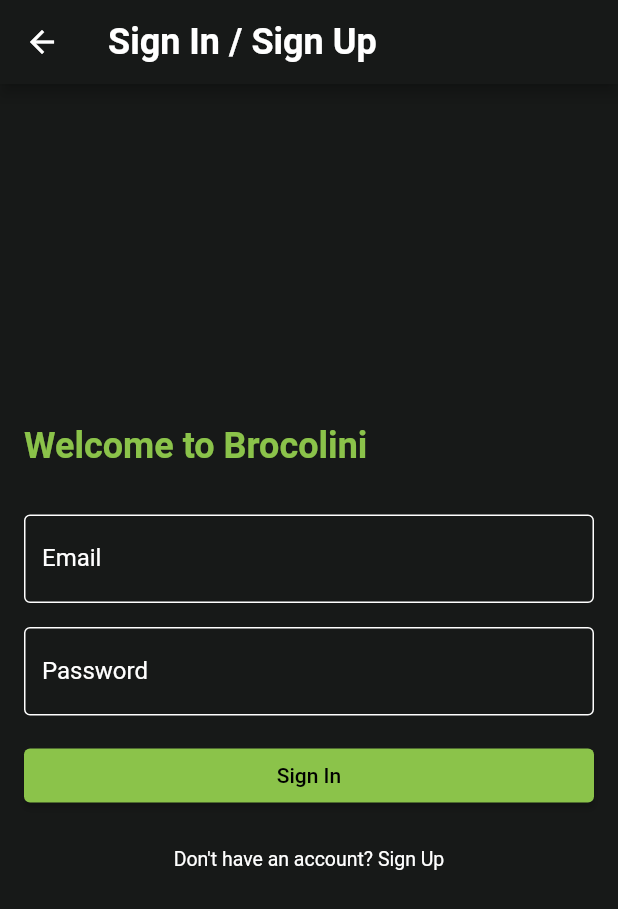
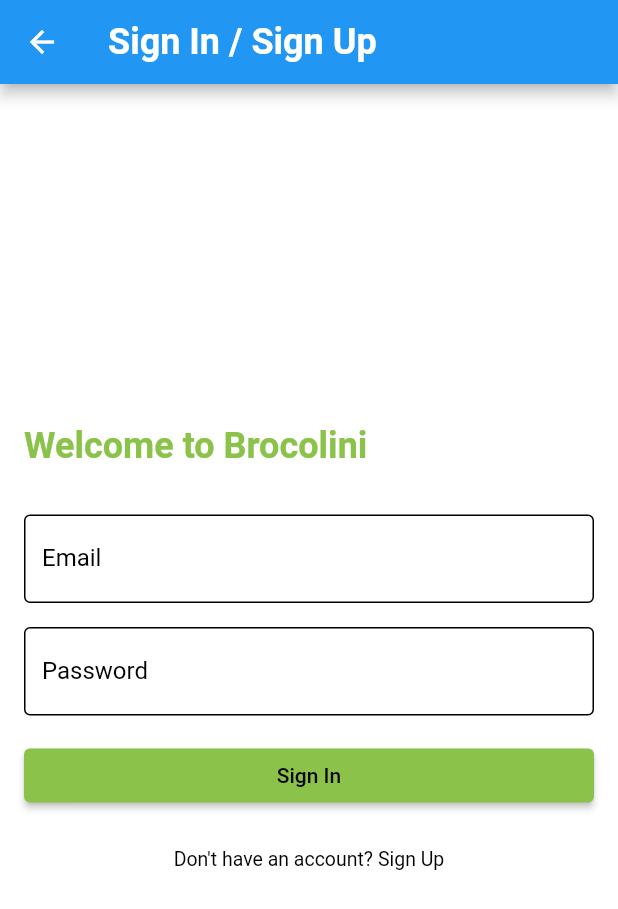
Before and after one commit to Djo111/bricolini, a Flutter app: the screen it shows after launch, after a tap on "Identify", on a phone screen of 412 x 824 dp. Shown: the top 909 px of the screen. Run offline on Flutter 3.47's test engine with Material 2 defaults, Android fonts, the phone set to English and light mode, and no system bars; our stand-ins replace flutter_map, flutter_spinbox, geocoding, geolocator, image_picker, latlong2; missing offline and left inert: jwt_decode; network calls fail.

Commit message:
workflow design update

```diff
--- a/Front/lib/scenes/booking_offer_page.dart
+++ b/Front/lib/scenes/booking_offer_page.dart
@@ -19,7 +19,7 @@ class _BookingOfferPageState extends State<BookingOfferPage> {
     var url = Uri.parse(
         'http://localhost:3000/offer/$id'); // update with your endpoint url
     var response =
-        await http.patch(url, body: {"id_recyclingCenter": s, "selected": "1"});
+    await http.patch(url, body: {"id_recyclingCenter": s, "selected": "1"});
 
     if (response.statusCode == 200 || response.statusCode == 201) {
       print('Offer updated successfully');
@@ -31,10 +31,10 @@ class _BookingOfferPageState extends State<BookingOfferPage> {
   @override
   Widget build(BuildContext context) {
     return Scaffold(
-      backgroundColor: const Color(0xFF171918),
+      backgroundColor: Colors.white,
       appBar: AppBar(
         title: const Text('Booking Offer'),
-        backgroundColor: const Color(0xFF171918),
+        backgroundColor: Colors.blue,
       ),
       body: Center(
         child: Column(
--- a/Front/lib/scenes/my_app.dart
+++ b/Front/lib/scenes/my_app.dart
@@ -1,5 +1,3 @@
-import 'package:bricoloni_v2/pages/SimpleUserProfile.dart';
-import 'package:bricoloni_v2/scenes/home_page.dart';
 import 'package:bricoloni_v2/scenes/welcomePage.dart';
 import 'package:flutter/material.dart';
 
--- a/Front/lib/scenes/sign_in_page.dart
+++ b/Front/lib/scenes/sign_in_page.dart
@@ -105,9 +105,9 @@ class _SignInPageState extends State<SignInPage> {
   @override
   Widget build(BuildContext context) {
     return Scaffold(
-      backgroundColor: const Color(0xFF171918),
+      backgroundColor: Colors.white,
       appBar: AppBar(
-        backgroundColor: const Color(0xFF171918),
+        backgroundColor: Colors.blue,
         title: const Text(
           'Sign In / Sign Up',
           style: TextStyle(
@@ -135,22 +135,22 @@ class _SignInPageState extends State<SignInPage> {
             TextField(
               controller: _emailController, // Use the email controller
               style: const TextStyle(
-                color: Colors.white,
+                color: Colors.black,
               ),
               decoration: const InputDecoration(
                 labelText: 'Email',
                 border: OutlineInputBorder(),
                 hintText: "Enter Your Mail",
-                hintStyle: TextStyle(color: Colors.white),
-                labelStyle: TextStyle(color: Colors.white),
+                hintStyle: TextStyle(color: Colors.black),
+                labelStyle: TextStyle(color: Colors.black),
                 focusedBorder: OutlineInputBorder(
                   borderSide: BorderSide(
-                    color: Colors.white,
+                    color: Colors.blue,
                   ), // Set the color of the border when the field is focused
                 ),
                 enabledBorder: OutlineInputBorder(
                   borderSide: BorderSide(
-                    color: Colors.white,
+                    color: Colors.black,
                   ), // Set the color of the border when the field is not focused
                 ),
               ),
@@ -164,15 +164,17 @@ class _SignInPageState extends State<SignInPage> {
                 border: OutlineInputBorder(
                   borderSide: BorderSide(color: Colors.red),
                 ),
-                labelStyle: TextStyle(color: Colors.white),
+                hintText: "Enter Your Password",
+                hintStyle: TextStyle(color: Colors.black),
+                labelStyle: TextStyle(color: Colors.black),
                 focusedBorder: OutlineInputBorder(
-                  borderSide: BorderSide(color: Colors.white),
+                  borderSide: BorderSide(color: Colors.blue),
                 ),
                 enabledBorder: OutlineInputBorder(
-                  borderSide: BorderSide(color: Colors.white),
+                  borderSide: BorderSide(color: Colors.black),
                 ),
               ),
-              style: const TextStyle(color: Colors.white),
+              style: const TextStyle(color: Colors.black),
             ),
             const SizedBox(height: 16),
             ElevatedButton(
@@ -239,7 +241,7 @@ class _SignInPageState extends State<SignInPage> {
                 style: TextStyle(
                   fontSize: 13,
                   fontWeight: FontWeight.normal,
-                  color: Colors.white,
+                  color: Colors.black,
                 ),
               ),
             ),
--- a/Front/lib/scenes/simple_user_home_screen.dart
+++ b/Front/lib/scenes/simple_user_home_screen.dart
@@ -42,7 +42,7 @@ class _Simple_User_HomeScreenState extends State<Simple_User_HomeScreen> {
       SimpleUserOffers(id: widget.id),
     ];
     return Scaffold(
-      backgroundColor: const Color(0xFF171918),
+      backgroundColor: Colors.white,
       appBar: AppBar(
         title: const Text('Simple User HomeScreen'),
         actions: [
@@ -58,8 +58,8 @@ class _Simple_User_HomeScreenState extends State<Simple_User_HomeScreen> {
       ),
       body: _pages[_selectedIndex],
       bottomNavigationBar: BottomNavigationBar(
-        backgroundColor: const Color(0xFF171918),
-        unselectedItemColor: Colors.white,
+        backgroundColor: Colors.white,
+        unselectedItemColor: Colors.black,
         selectedItemColor: Colors.blue, // Change this to your desired color
         currentIndex: _selectedIndex,
         onTap: (index) {
--- a/Front/lib/scenes/welcomePage.dart
+++ b/Front/lib/scenes/welcomePage.dart
@@ -62,7 +62,7 @@ class WelcomeScreen extends StatelessWidget {
                     style: TextStyle(
                         fontSize: 18,
                         fontWeight: FontWeight.bold,
-                        color: Colors.white),
+                        color: Colors.lightGreen),
                   ),
                 ),
               ),
```
Also changed, not shown: Front/lib/scenes/Ia_model.dart (deleted, +0 -30 lines), Front/lib/scenes/find_trans.dart (+17 -22 lines), Front/lib/scenes/home_page.dart (+17 -11 lines), Front/lib/scenes/recycling_company_home_screen.dart (+3 -4 lines), Front/lib/scenes/recycling_company_received_offers.dart (+23 -15 lines), Front/lib/scenes/simple_user_offers_adding.dart (+12 -12 lines), 2 other files.
